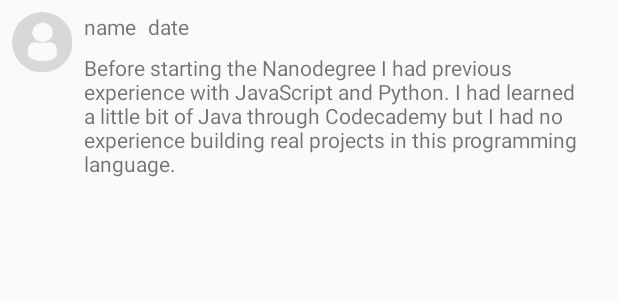
After one commit to AlexChaplygin/Smack-Chat, an Android app: the layout message_list_view.xml on its own in the app's theme, with its tools: preview values and no code run, on a phone screen of 412 x 824 dp. The commit adds this screen. Shown: the top 300 px of the screen. Run offline under Robolectric (Android 15) with nearby library versions, the phone set to English and light mode, and no system bars.

Commit message:
Get and push messages. Show messages in layout.

```diff
--- /dev/null
+++ b/app/src/main/java/com/example/che/alex/smack/models/Message.kt
@@ -0,0 +1,5 @@
+package com.example.che.alex.smack.models
+
+class Message constructor(val message: String, val userName: String, val channelId: String,
+                          val userAvatar: String, val userAvatarColor: String, val id: String,
+val timeStamp: String)
--- a/app/src/main/java/com/example/che/alex/smack/services/UserDataService.kt
+++ b/app/src/main/java/com/example/che/alex/smack/services/UserDataService.kt
@@ -21,6 +21,9 @@ object UserDataService {
 //        AuthService.authUser = ""
         App.sharedPreferences.userEmail = ""
         App.sharedPreferences.isLoggedIn = false
+
+        MessageService.clearChannels()
+        MessageService.clearMessages()
     }
 
     fun parseColorString(color : String) : Int {
--- a/app/src/main/java/com/example/che/alex/smack/utils/Const.kt
+++ b/app/src/main/java/com/example/che/alex/smack/utils/Const.kt
@@ -7,5 +7,6 @@ const val URL_REGISTER = "${BASE_URL}account/register"
 const val URL_LOGIN = "${BASE_URL}account/login"
 const val URL_CREATE_USER = "${BASE_URL}user/add"
 const val URL_GET_BY_EMAIL_USER = "${BASE_URL}user/byEmail/"
+const val URL_GET_MESSAGES_BY_CHANNEL = "${BASE_URL}message/byChannel/"
 
 const val BROADCAST_USER_DATA_CHANGE = "BROADCAST_USER_DATA_CHANGE"
--- /dev/null
+++ b/app/src/main/res/layout/message_list_view.xml
@@ -0,0 +1,52 @@
+<?xml version="1.0" encoding="utf-8"?>
+<android.support.constraint.ConstraintLayout xmlns:android="http://schemas.android.com/apk/res/android"
+    xmlns:app="http://schemas.android.com/apk/res-auto"
+    xmlns:tools="http://schemas.android.com/tools"
+    android:id="@+id/message_list"
+    android:layout_width="match_parent"
+    android:layout_height="wrap_content">
+
+    <ImageView
+        android:id="@+id/messageUserImage"
+        android:layout_width="40dp"
+        android:layout_height="40dp"
+        android:layout_marginStart="8dp"
+        android:layout_marginTop="8dp"
+        app:layout_constraintStart_toStartOf="parent"
+        app:layout_constraintTop_toTopOf="parent"
+        tools:srcCompat="@drawable/profiledefault" />
+
+    <TextView
+        android:id="@+id/messageUserName"
+        android:layout_width="wrap_content"
+        android:layout_height="wrap_content"
+        android:layout_marginStart="8dp"
+        android:layout_marginTop="8dp"
+        app:layout_constraintStart_toEndOf="@+id/messageUserImage"
+        app:layout_constraintTop_toTopOf="parent"
+        tools:text="name" />
+
+    <TextView
+        android:id="@+id/messageBody"
+        android:layout_width="0dp"
+        android:layout_height="wrap_content"
+        android:layout_marginBottom="8dp"
+        android:layout_marginEnd="8dp"
+        android:layout_marginStart="8dp"
+        android:layout_marginTop="8dp"
+        app:layout_constraintBottom_toBottomOf="parent"
+        app:layout_constraintEnd_toEndOf="parent"
+        app:layout_constraintStart_toEndOf="@+id/messageUserImage"
+        app:layout_constraintTop_toBottomOf="@+id/messageTimeStamp"
+        tools:text="Before starting the Nanodegree I had previous experience with JavaScript and Python. I had learned a little bit of Java through Codecademy but I had no experience building real projects in this programming language." />
+
+    <TextView
+        android:id="@+id/messageTimeStamp"
+        android:layout_width="wrap_content"
+        android:layout_height="wrap_content"
+        android:layout_marginStart="8dp"
+        android:layout_marginTop="8dp"
+        app:layout_constraintStart_toEndOf="@+id/messageUserName"
+        app:layout_constraintTop_toTopOf="parent"
+        tools:text="date" />
+</android.support.constraint.ConstraintLayout>
```
Also changed, not shown: app/src/main/java/com/example/che/alex/smack/adapters/MessageAdapter.kt (added, +68 -0 lines), app/src/main/java/com/example/che/alex/smack/controllers/MainActivity.kt (+66 -7 lines), app/src/main/java/com/example/che/alex/smack/services/MessageService.kt (+54 -2 lines).
